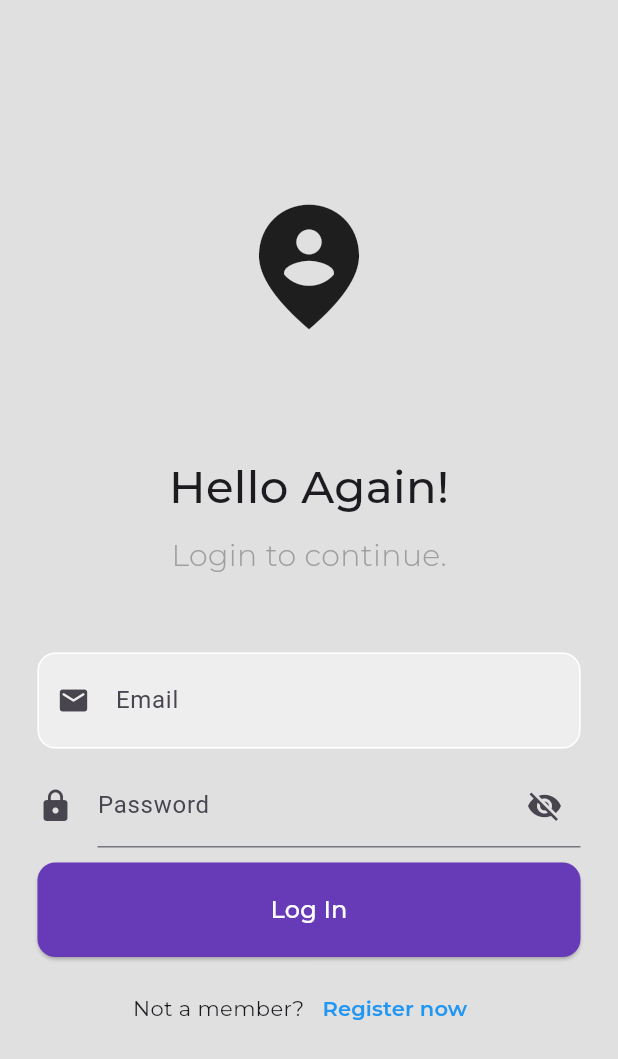
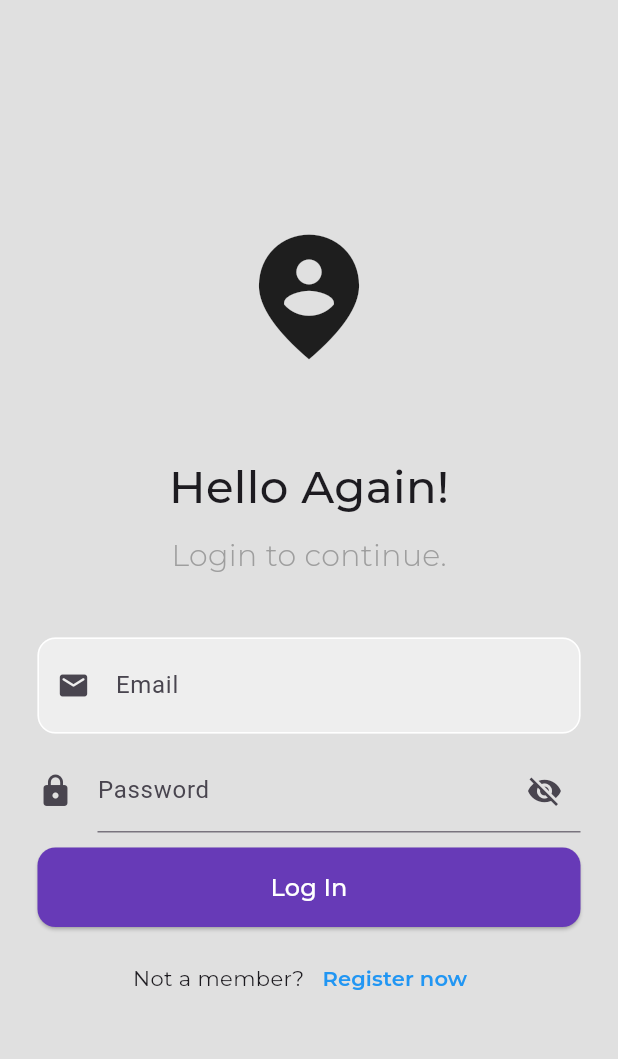
Before and after one commit to atifdelibasic/Friendly-Mobile-App, a Flutter app: the screen it shows after launch, on a phone screen of 412 x 824 dp. Shown: the top 1059 px of the screen. Run offline on Flutter 3.47's test engine with Material 3 defaults, Android fonts, the light colour scheme and no system bars; our stand-ins replace flutter_feather_icons, flutter_pw_validator, flutter_rating_bar, fluttertoast, geolocator, google_fonts and 4 more; missing offline and left inert: signalr_netcore; accounts and stored records are empty.

Commit message:
fix overflow on login

```diff
--- a/lib/screens/login.dart
+++ b/lib/screens/login.dart
@@ -90,7 +90,7 @@ class _LoginState extends State<Login> {
                   ),
                 ),
                 SizedBox(
-                  height: 75,
+                  height: 55,
                 ),
                 Text(
                   'Hello Again!',
@@ -109,7 +109,7 @@ class _LoginState extends State<Login> {
                   ),
                 ),
                 SizedBox(
-                  height: 50,
+                  height: 40,
                 ),
                 Padding(
                   padding: const EdgeInsets.symmetric(horizontal: 25.0),
@@ -162,7 +162,7 @@ class _LoginState extends State<Login> {
                     onPressed: _isSubmitting ? null : doLogin,
                     style: ElevatedButton.styleFrom(
                       backgroundColor: Colors.deepPurple,
-                      padding: EdgeInsets.all(20),
+                      padding: EdgeInsets.all(15),
                       shape: RoundedRectangleBorder(
                         borderRadius: BorderRadius.circular(12),
                       ),
@@ -176,8 +176,9 @@ class _LoginState extends State<Login> {
                           : Text(
                               'Log In',
                               style: GoogleFonts.montserrat(
-                                color: Colors.white,
-                                  fontSize: 16, fontWeight: FontWeight.w500),
+                                  color: Colors.white,
+                                  fontSize: 16,
+                                  fontWeight: FontWeight.w500),
                             ),
                     ),
                   ),
```
